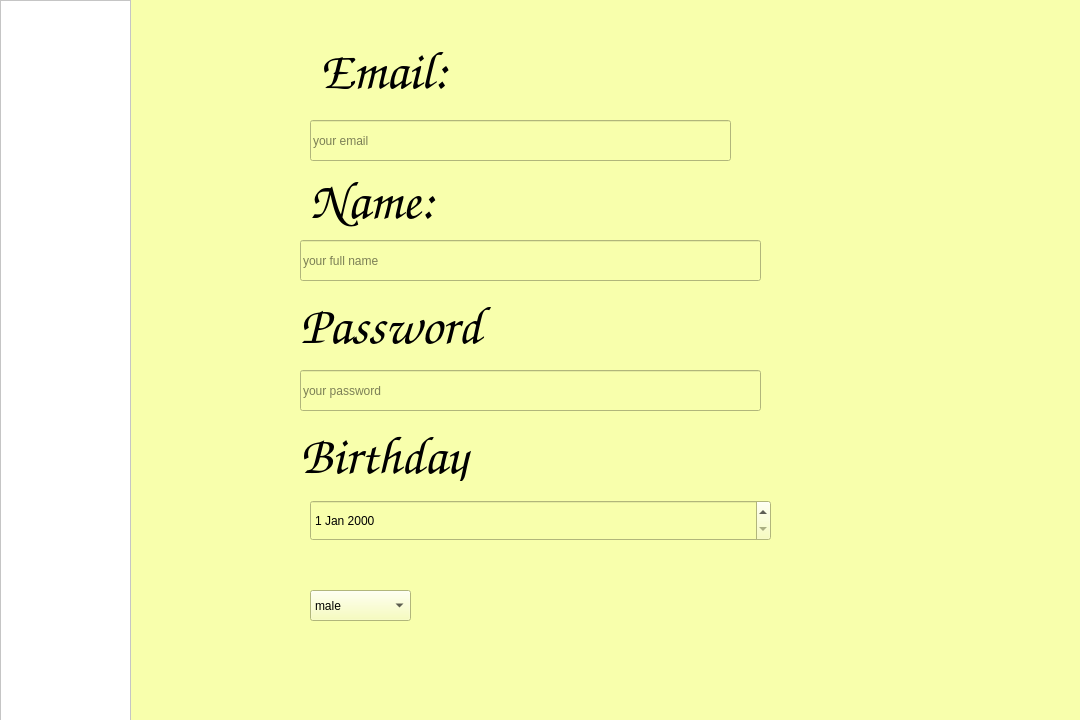
Qt form ui/home.ui (khiem2015/python-app) before a commit.
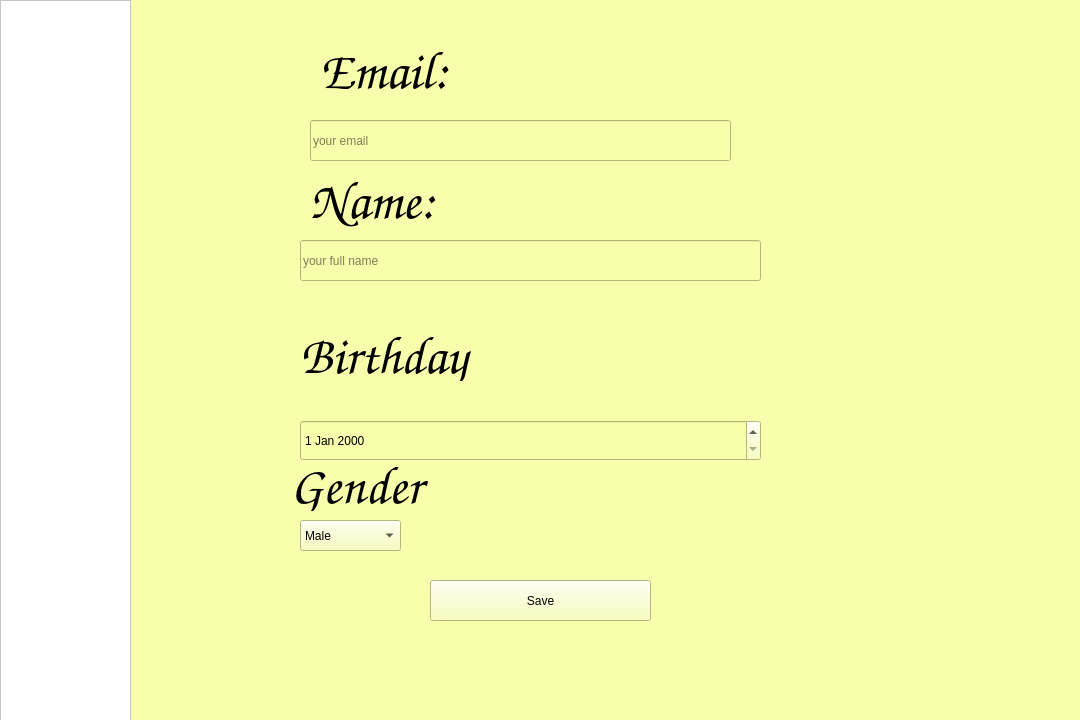
The same form after that commit. Icons and pictures are not drawn.

Diff of the .ui file:
```diff
--- a/ui/home.ui
+++ b/ui/home.ui
@@ -1442,8 +1442,8 @@
     <widget class="QPushButton" name="btn_avatar">
      <property name="geometry">
       <rect>
-       <x>610</x>
-       <y>80</y>
+       <x>680</x>
+       <y>250</y>
        <width>251</width>
        <height>291</height>
       </rect>
@@ -1485,42 +1485,7 @@
       <string>Name:</string>
      </property>
     </widget>
-    <widget class="QLabel" name="label_44">
-     <property name="geometry">
-      <rect>
-       <x>170</x>
-       <y>300</y>
-       <width>221</width>
-       <height>51</height>
-      </rect>
-     </property>
-     <property name="font">
-      <font>
-       <family>Comic Sans MS</family>
-       <pointsize>40</pointsize>
-      </font>
-     </property>
-     <property name="text">
-      <string>Password</string>
-     </property>
-    </widget>
-    <widget class="QLineEdit" name="txt_password">
-     <property name="geometry">
-      <rect>
-       <x>170</x>
-       <y>370</y>
-       <width>461</width>
-       <height>41</height>
-      </rect>
-     </property>
-     <property name="echoMode">
-      <enum>QLineEdit::EchoMode::Password</enum>
-     </property>
-     <property name="placeholderText">
-      <string>your password</string>
-     </property>
-    </widget>
-    <widget class="QLineEdit" name="txt_name_2">
+    <widget class="QLineEdit" name="txt_name">
      <property name="geometry">
       <rect>
        <x>170</x>
@@ -1578,7 +1543,7 @@
      <property name="geometry">
       <rect>
        <x>170</x>
-       <y>430</y>
+       <y>330</y>
        <width>221</width>
        <height>51</height>
       </rect>
@@ -1596,8 +1561,8 @@
     <widget class="QDateEdit" name="dateEdit">
      <property name="geometry">
       <rect>
-       <x>180</x>
-       <y>500</y>
+       <x>170</x>
+       <y>420</y>
        <width>461</width>
        <height>41</height>
       </rect>
@@ -1606,15 +1571,15 @@
     <widget class="QComboBox" name="comboBox">
      <property name="geometry">
       <rect>
-       <x>180</x>
-       <y>590</y>
+       <x>170</x>
+       <y>520</y>
        <width>101</width>
        <height>31</height>
       </rect>
      </property>
      <item>
       <property name="text">
-       <string>male</string>
+       <string>Male</string>
       </property>
      </item>
      <item>
@@ -1628,6 +1593,38 @@
       </property>
      </item>
     </widget>
+    <widget class="QPushButton" name="btn_save_account">
+     <property name="geometry">
+      <rect>
+       <x>300</x>
+       <y>580</y>
+       <width>221</width>
+       <height>41</height>
+      </rect>
+     </property>
+     <property name="text">
+      <string>Save</string>
+     </property>
+    </widget>
+    <widget class="QLabel" name="label_44">
+     <property name="geometry">
+      <rect>
+       <x>160</x>
+       <y>460</y>
+       <width>221</width>
+       <height>51</height>
+      </rect>
+     </property>
+     <property name="font">
+      <font>
+       <family>Comic Sans MS</family>
+       <pointsize>40</pointsize>
+      </font>
+     </property>
+     <property name="text">
+      <string>Gender</string>
+     </property>
+    </widget>
    </widget>
   </widget>
   <widget class="QFrame" name="frame_10">
```
Left out of the diff: 12 changed lines with no effect on the pictures.
